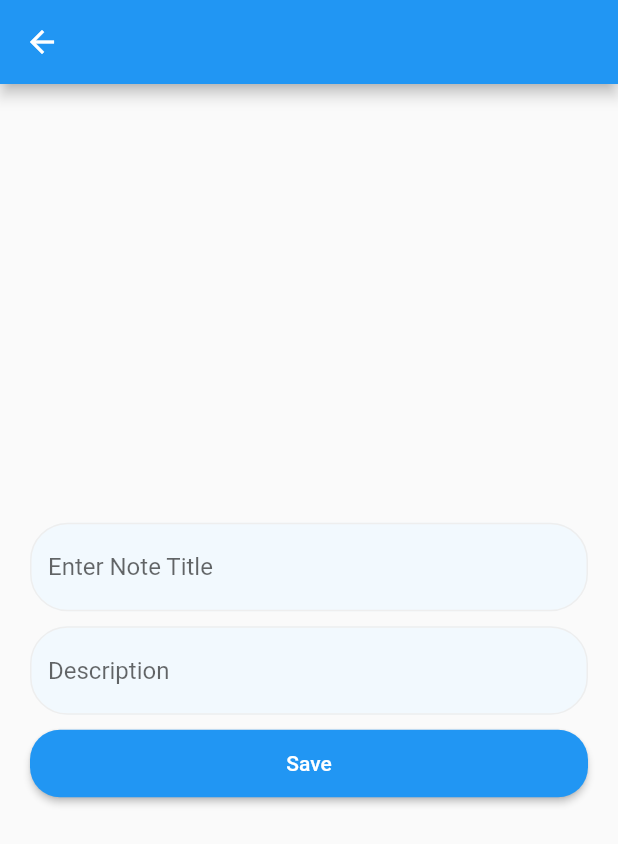
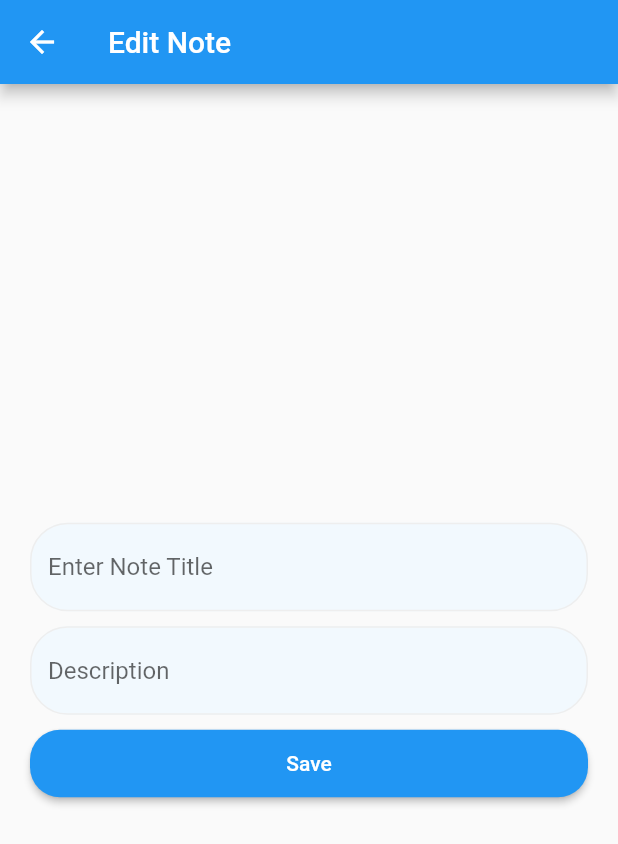
Before and after one commit to ahmedemasry/Notes, a Flutter app: the AddNoteScreen screen opened directly with empty values, on a phone screen of 412 x 824 dp. Shown: the top 844 px of the screen. Run offline on Flutter 3.47's test engine with Material 2 defaults, Android fonts, the phone set to English and light mode, and no system bars; our stand-ins replace cloud_firestore, firebase_auth, flutter_secure_storage, shared_preferences; accounts and stored records are empty.

Commit message:
Animation Added

```diff
--- a/lib/ui/screens/add_note_screen.dart
+++ b/lib/ui/screens/add_note_screen.dart
@@ -28,7 +28,9 @@ class _AddNoteScreenState extends State<AddNoteScreen> {
     title.text = widget.note.title;
     subtitle.text = widget.note.subTitle;
     return Scaffold(
-      appBar: AppBar(),
+      appBar: AppBar(
+        title: Text(widget.note.title==null?"Add Note":"Edit Note"),
+      ),
       body: Center(
         child: Form(
           key: _formKey,
@@ -52,9 +54,12 @@ class _AddNoteScreenState extends State<AddNoteScreen> {
                   onChanged: (value) => widget.note.subTitle = subtitle.text,
                 ),
                 SizedBox(height: 10,),
-                OriginalButton(
+                Hero(
+                  tag: "btn${widget.note.id}",
+                  child: OriginalButton(
                       text: widget.note.title==null?"Add":"Save",textColor: Colors.white, bgColor: Colors.blue,
                       onPressed:(){
+                        print("btn${widget.note.id}");
                         if(_formKey.currentState.validate())
                         {
                           Firestore.instance.collection('users').document(widget.uid).collection('notes').document(widget.note.id).setData(widget.note.toJson());
@@ -62,6 +67,7 @@ class _AddNoteScreenState extends State<AddNoteScreen> {
                         Navigator.pop(context);
                         }
                       }
+                  ),
                 ),
               ],
             ),
--- a/lib/ui/widgets/notes_list_view.dart
+++ b/lib/ui/widgets/notes_list_view.dart
@@ -23,7 +23,16 @@ class NotesListView extends StatelessWidget {
             final note = Note.fromJson(document.data, document.documentID);
             return ListTile(
                 title: Text( note.title),
+                leading: Hero(
+                    tag: "btn${note.id}",
+                    child: CircleAvatar(child: Icon(Icons.format_align_justify),)),
                 subtitle: Text(note.subTitle ?? ""),
+                trailing: IconButton(
+                  icon: Icon(Icons.delete, color: Colors.blueGrey,),
+                  onPressed: () {
+                    Firestore.instance.collection('users').document(uid).collection('notes').document(note.id).delete();
+                  },
+                ),
                 onTap: () => Navigator.push(context, MaterialPageRoute(builder: (context) => AddNoteScreen(uid, note))),
             );
         },);
```
Lines whose indentation alone changed are shown as unchanged.
